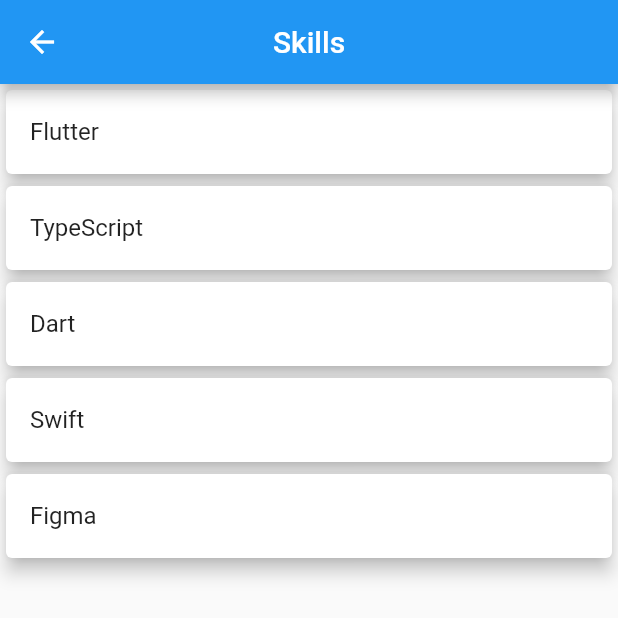
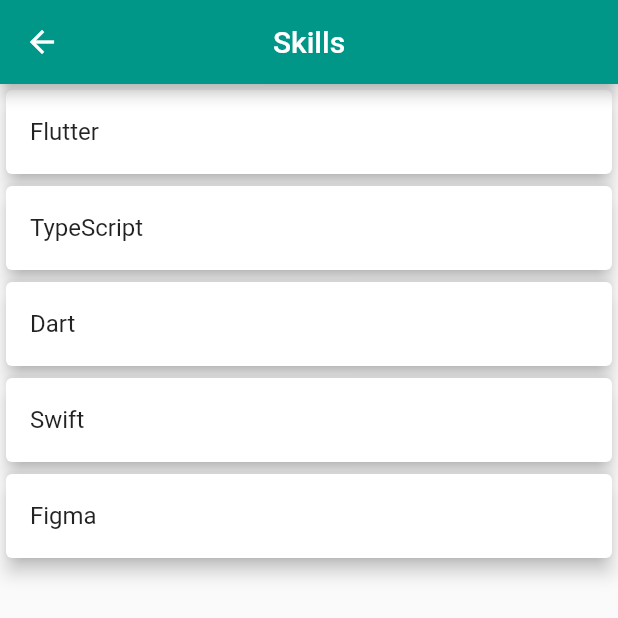
Before and after one commit to Edivri/portfolio_ui, a Flutter app: the SkillPage screen opened directly, on a phone screen of 412 x 824 dp, the top half of it. Run offline on Flutter 3.47's test engine with Material 2 defaults, Android fonts, the phone set to English and light mode, and no system bars; our stand-ins replace eva_icons_flutter.

Commit message:
runner build

```diff
--- a/lib/pages/skills/skills.dart
+++ b/lib/pages/skills/skills.dart
@@ -13,7 +13,7 @@ class SkillPage extends StatelessWidget {
       'Figma'
     ];
     return Scaffold(
-      appBar: AppBar(title: const Text("Skills"), centerTitle: true),
+      appBar: AppBar(title: const Text("Skills"), centerTitle: true, backgroundColor: Colors.teal,),
       body: ListView.builder(
         itemCount: titles.length,
         itemBuilder: (context, index) {
```
Also changed, not shown: 2 other files.
